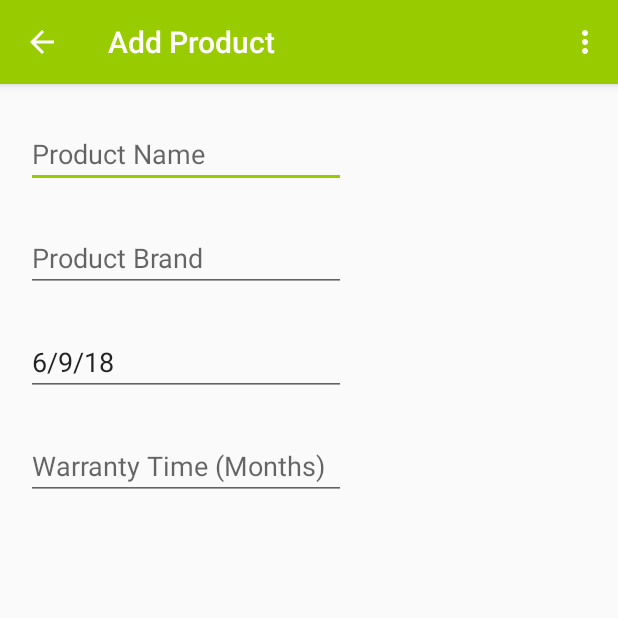
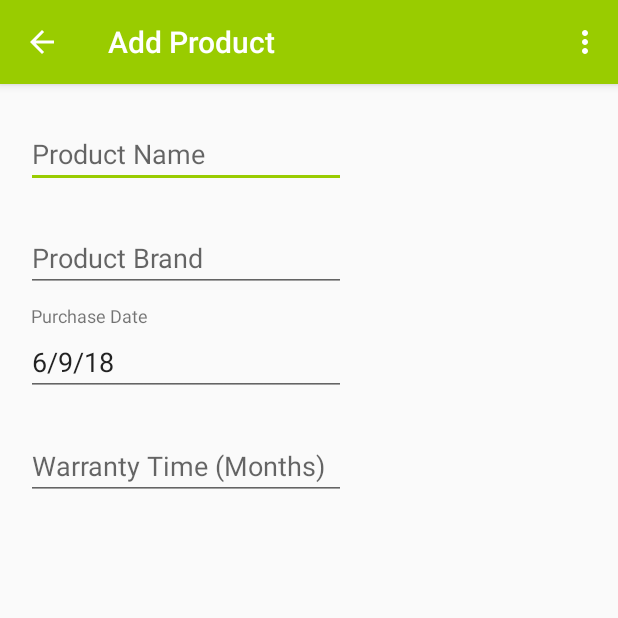
Before and after one commit to VoiderX/projeto-final-moveis, an Android app: the screen it shows after launch (ProductActivity), after a tap on "Add Product", on a phone screen of 412 x 824 dp, the top half of it. Run offline under Robolectric (Android 15) with nearby library versions, the phone set to English and light mode, and no system bars; our stand-ins replace Room's generated code.

Commit message:
last frescuras

```diff
--- a/ProjetoMoveis/app/src/main/res/layout/activity_product.xml
+++ b/ProjetoMoveis/app/src/main/res/layout/activity_product.xml
@@ -165,4 +165,20 @@
         app:layout_constraintHorizontal_bias="0.25"
         app:layout_constraintStart_toStartOf="parent"
         app:layout_constraintTop_toBottomOf="@+id/invoiceImageView" />
+
+    <TextView
+        android:id="@+id/textView13"
+        android:layout_width="wrap_content"
+        android:layout_height="wrap_content"
+        android:layout_marginEnd="8dp"
+        android:layout_marginStart="8dp"
+        android:layout_marginTop="8dp"
+        android:text="@string/purchase_date"
+        android:textSize="12sp"
+        app:layout_constraintBottom_toTopOf="@+id/purchaseEditText"
+        app:layout_constraintEnd_toEndOf="parent"
+        app:layout_constraintHorizontal_bias="0.04"
+        app:layout_constraintStart_toStartOf="parent"
+        app:layout_constraintTop_toBottomOf="@+id/brandEditText"
+        app:layout_constraintVertical_bias="1.0" />
 </android.support.constraint.ConstraintLayout>
```
Also changed, not shown: ProjetoMoveis/app/src/main/res/layout/activity_occurrence_manager.xml (+15 -0 lines).
